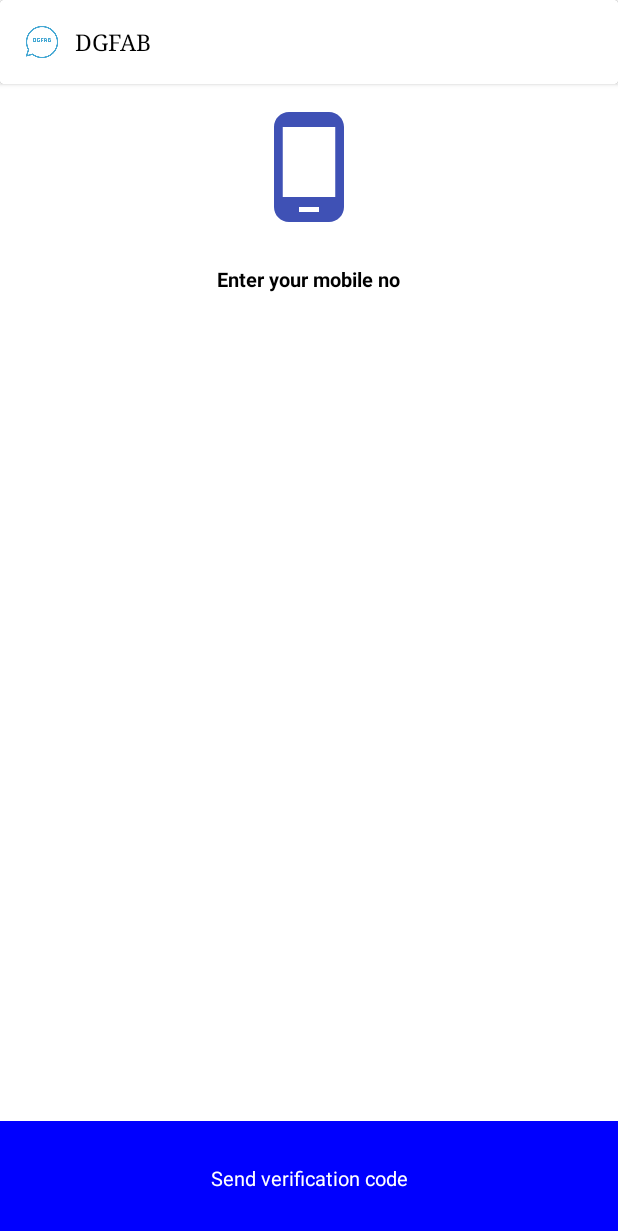
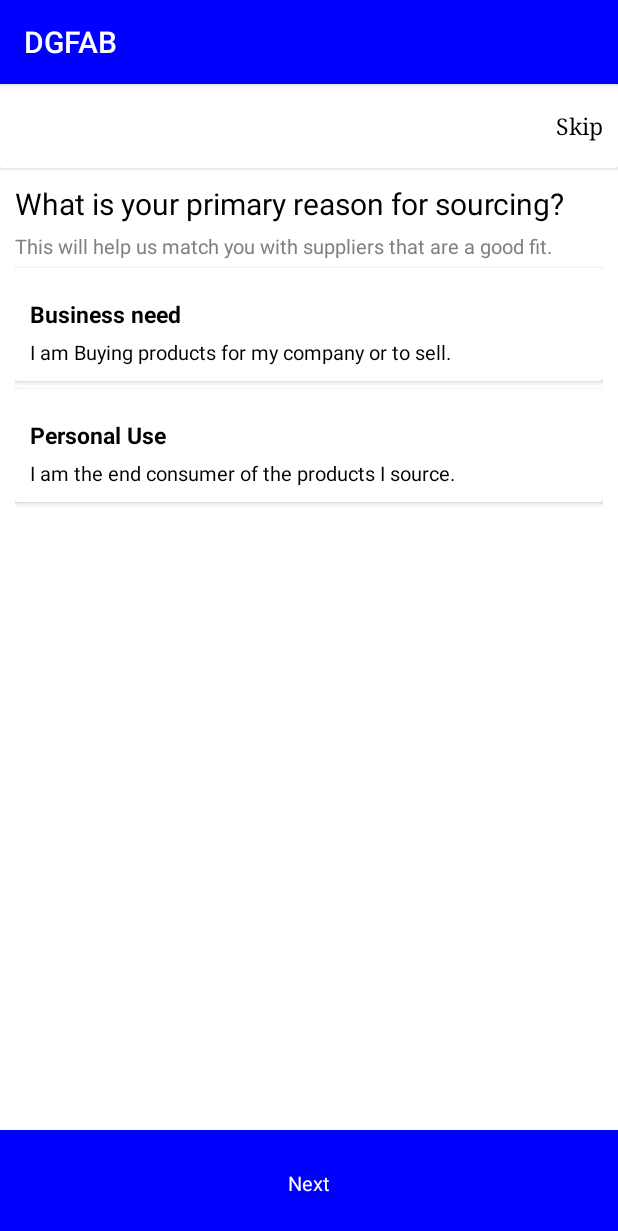
Before and after one commit to raghsahu/DGFAB_8july_New_Dynamic, an Android app: the PermissionActivity screen opened directly, with no data from a screen before it, after a tap on "Allow/Deny", on a phone screen of 412 x 824 dp. Shown: the top 1231 px of the screen. Run offline under Robolectric (Android 15) with nearby library versions, the phone set to English and light mode, and no system bars.

Commit message:
by rrrr dgfab

```diff
--- a/app/src/main/java/com/example/dgfab/Activity/LoginActivity.java
+++ b/app/src/main/java/com/example/dgfab/Activity/LoginActivity.java
@@ -2,14 +2,33 @@ package com.example.dgfab.Activity;
 
 import android.support.v7.app.AppCompatActivity;
 import android.os.Bundle;
+import android.view.View;
+import android.widget.TextView;
 
 import com.example.dgfab.R;
 
 public class LoginActivity extends AppCompatActivity {
 
+    TextView tv_optcode;
+
+
     @Override
     protected void onCreate(Bundle savedInstanceState) {
         super.onCreate(savedInstanceState);
         setContentView(R.layout.activity_login);
+
+        tv_optcode=findViewById(R.id.tv_optcode);
+
+        tv_optcode.setOnClickListener(new View.OnClickListener() {
+            @Override
+            public void onClick(View v) {
+
+
+
+
+            }
+        });
+
+
     }
 }
--- a/app/src/main/java/com/example/dgfab/Activity/PermissionActivity.java
+++ b/app/src/main/java/com/example/dgfab/Activity/PermissionActivity.java
@@ -36,7 +36,7 @@ public class PermissionActivity extends AppCompatActivity {
                 }
 
 
-                Intent in = new Intent(PermissionActivity.this, LoginActivity.class);
+                Intent in = new Intent(PermissionActivity.this, Use_reason_Activity.class);
                 startActivity(in);
                 finish();
                 overridePendingTransition(R.anim.anim_slide_in_left,
--- /dev/null
+++ b/app/src/main/java/com/example/dgfab/Activity/Use_reason_Activity.java
@@ -0,0 +1,38 @@
+package com.example.dgfab.Activity;
+
+import android.content.Intent;
+import android.support.v7.app.AppCompatActivity;
+import android.os.Bundle;
+import android.view.View;
+import android.widget.TextView;
+
+import com.example.dgfab.R;
+
+public class Use_reason_Activity extends AppCompatActivity {
+    TextView allow_reason;
+
+
+
+    @Override
+    protected void onCreate(Bundle savedInstanceState) {
+        super.onCreate(savedInstanceState);
+        setContentView(R.layout.activity_use_reason_);
+
+        allow_reason=findViewById(R.id.allow_reason);
+
+        allow_reason.setOnClickListener(new View.OnClickListener() {
+            @Override
+            public void onClick(View v) {
+
+                Intent in = new Intent(Use_reason_Activity.this, LoginActivity.class);
+                startActivity(in);
+                finish();
+                overridePendingTransition(R.anim.anim_slide_in_left,
+                        R.anim.anim_slide_out_left);
+
+
+            }
+        });
+
+    }
+}
--- a/app/src/main/res/layout/activity_login.xml
+++ b/app/src/main/res/layout/activity_login.xml
@@ -89,10 +89,42 @@
             android:layout_marginRight="25dp"
             android:layout_marginTop="5dp"
             android:gravity="center"
-            android:text=""
+            android:text="@string/login_mobile_number"
             android:textAlignment="center"
             android:textColor="@color/colorTextBlack"
             android:textSize="13dp" />
+
+
+
+        <LinearLayout
+            android:layout_width="match_parent"
+            android:layout_height="wrap_content"
+            android:layout_marginLeft="15dp"
+            android:layout_marginRight="15dp"
+            android:layout_marginTop="20dp"
+            android:orientation="vertical">
+
+            <TextView
+                android:layout_width="wrap_content"
+                android:layout_height="wrap_content"
+                android:text="Mobile no"
+                android:textColor="#535151"
+                android:textSize="11dp" />
+
+
+            <EditText
+
+                android:id="@+id/txtmobile"
+                android:layout_width="match_parent"
+                android:layout_height="wrap_content"
+                android:inputType="number"
+                android:maxLength="13"
+                android:textColor="@color/colorTextBlack" />
+
+
+        </LinearLayout>
+
+
 
     </LinearLayout>
 
@@ -109,7 +141,7 @@
         android:visibility="visible">
 
         <TextView
-            android:id="@+id/tvSkip"
+            android:id="@+id/tv_optcode"
             android:layout_width="match_parent"
             android:layout_height="40dp"
             android:layout_gravity="center"
--- /dev/null
+++ b/app/src/main/res/layout/activity_use_reason_.xml
@@ -0,0 +1,208 @@
+<?xml version="1.0" encoding="utf-8"?>
+<LinearLayout xmlns:android="http://schemas.android.com/apk/res/android"
+    xmlns:tools="http://schemas.android.com/tools"
+    android:id="@+id/activity_foster"
+    android:layout_width="match_parent"
+    android:layout_height="match_parent"
+    android:orientation="vertical"
+    android:background="@color/colorWhite"
+    android:fitsSystemWindows="true"
+    >
+
+    <android.support.v7.widget.CardView
+        android:id="@+id/card_toolbar"
+        android:layout_width="match_parent"
+        android:layout_height="wrap_content"
+        android:elevation="2dp">
+
+        <android.support.v7.widget.Toolbar xmlns:android="http://schemas.android.com/apk/res/android"
+            xmlns:app="http://schemas.android.com/apk/res-auto"
+            android:id="@+id/toolbar_post"
+            android:layout_width="match_parent"
+            android:layout_height="wrap_content"
+            android:background="@color/colorWhite"
+            android:fitsSystemWindows="true">
+
+            <!--<ImageView-->
+                <!--android:id="@+id/imageView"-->
+                <!--android:layout_width="24dp"-->
+                <!--android:layout_height="24dp"-->
+                <!--android:scaleType="fitXY"-->
+                <!--android:src="@drawable/logo"-->
+                <!--/>-->
+
+            <TextView
+                android:padding="10dp"
+                android:layout_width="match_parent"
+                android:layout_height="wrap_content"
+                android:text="@string/skip"
+                android:textAlignment="textEnd"
+                android:textColor="@color/colorTextBlack"
+                android:textSize="15dp"
+                android:textStyle="normal"
+                android:typeface="serif" />
+
+        </android.support.v7.widget.Toolbar>
+    </android.support.v7.widget.CardView>
+
+
+    <LinearLayout
+        android:id="@+id/llInfo"
+        android:weightSum="1"
+        android:layout_width="match_parent"
+        android:layout_height="match_parent"
+        android:orientation="vertical">
+
+        <LinearLayout
+            android:layout_weight="0.1"
+            android:layout_width="match_parent"
+            android:layout_height="match_parent"
+            android:orientation="vertical">
+
+            <LinearLayout
+                android:layout_width="match_parent"
+                android:layout_height="match_parent"
+                android:layout_margin="10dp"
+                android:orientation="vertical">
+
+                <TextView
+                    android:id="@+id/ctvText"
+                    android:layout_width="wrap_content"
+                    android:layout_height="wrap_content"
+                    android:text="@string/primary_reason"
+                    android:textStyle="normal"
+                    android:textColor="@color/colorTextBlack"
+                    android:textSize="20dp" />
+
+                <TextView
+                    android:text="@string/primary_reason_details"
+                    android:gravity="left"
+                    android:textSize="13dp"
+                    android:textColor="@color/gray"
+                    android:layout_marginTop="5dp"
+                    android:layout_width="match_parent"
+                    android:layout_height="wrap_content" />
+
+
+            <android.support.v7.widget.CardView
+                android:layout_marginTop="5dp"
+                android:padding="5dp"
+                android:layout_width="match_parent"
+                android:layout_height="wrap_content">
+
+                <LinearLayout
+
+                    android:layout_margin="10dp"
+                    android:orientation="vertical"
+                    android:layout_width="match_parent"
+                    android:layout_height="wrap_content">
+
+                    <LinearLayout
+                        android:weightSum="1"
+                        android:orientation="horizontal"
+                        android:layout_width="match_parent"
+                        android:layout_height="wrap_content">
+                        <TextView
+                            android:layout_weight="0.5"
+                            android:text="Business need"
+                            android:drawablePadding="5dp"
+                            android:gravity="left|center"
+                            android:textSize="15dp"
+                            android:textColor="#000"
+                            android:textStyle="bold"
+                            android:layout_marginTop="10dp"
+                            android:layout_width="match_parent"
+                            android:layout_height="wrap_content" />
+
+
+                    </LinearLayout>
+
+                    <TextView
+                        android:text="@string/business_need"
+                        android:gravity="left"
+                        android:textSize="13dp"
+                        android:textColor="#000"
+                        android:layout_marginTop="5dp"
+                        android:layout_width="match_parent"
+                        android:layout_height="wrap_content" />
+                </LinearLayout>
+
+            </android.support.v7.widget.CardView>
+
+                <android.support.v7.widget.CardView
+                    android:layout_marginTop="5dp"
+                    android:padding="5dp"
+                    android:layout_width="match_parent"
+                    android:layout_height="wrap_content">
+
+                <LinearLayout
+
+                    android:layout_margin="10dp"
+                    android:orientation="vertical"
+                    android:layout_width="match_parent"
+                    android:layout_height="wrap_content">
+
+                    <LinearLayout
+                        android:weightSum="1"
+                        android:orientation="horizontal"
+                        android:layout_width="match_parent"
+                        android:layout_height="wrap_content">
+                        <TextView
+                            android:layout_weight="0.5"
+                            android:text="Personal Use"
+                            android:drawablePadding="5dp"
+                            android:gravity="left|center"
+                            android:textSize="15dp"
+                            android:textColor="#000"
+                            android:textStyle="bold"
+                            android:layout_marginTop="10dp"
+                            android:layout_width="match_parent"
+                            android:layout_height="wrap_content" />
+
+
+                    </LinearLayout>
+
+                    <TextView
+                        android:text="@string/personal_use"
+                        android:gravity="left"
+                        android:textSize="13dp"
+                        android:textColor="#000"
+                        android:layout_marginTop="5dp"
+                        android:layout_width="match_parent"
+                        android:layout_height="wrap_content" />
+                </LinearLayout>
+
+                </android.support.v7.widget.CardView>
+
+            </LinearLayout>
+        </LinearLayout>
+
+        <LinearLayout
+            android:layout_weight="0.9"
+            android:id="@+id/llSkip"
+            android:layout_width="match_parent"
+            android:layout_height="match_parent"
+            android:layout_alignParentBottom="true"
+            android:background="@color/colorPrimary"
+            android:clickable="false"
+            android:visibility="visible">
+
+            <TextView
+                android:id="@+id/allow_reason"
+                android:layout_width="match_parent"
+                android:layout_height="40dp"
+                android:layout_gravity="center"
+                android:gravity="center"
+                android:text="@string/next"
+                android:textColor="@color/colorWhite"
+                android:textSize="13dp"
+                android:visibility="visible" />
+
+
+        </LinearLayout>
+
+    </LinearLayout>
+
+
+
+</LinearLayout>
--- a/app/src/main/res/values/strings.xml
+++ b/app/src/main/res/values/strings.xml
@@ -9,6 +9,8 @@
     <string name="msg_dialog">Are you sure want to close Matrimony?</string>
     <string name="yes_dialog">Yes!</string>
     <string name="no_dialog">No</string>
+    <string name="next">Next</string>
+    <string name="skip">Skip</string>
     <!--text app intro screen -->
     <string name="first_intro">DGFAB with Business</string>
     <string name="second_intro">Manage &amp; promote your product catalogue</string>
@@ -26,6 +28,11 @@
     <string name="permission_storage">We will use this to store your product images and other photos</string>
     <string name="login_send">Send verification code</string>
     <string name="login_mobile_text">Enter your mobile no</string>
+    <string name="login_mobile_number">We will send a 6 digit verification \n code to this mobile number</string>
+    <string name="primary_reason">What is your primary reason for sourcing?</string>
+    <string name="primary_reason_details">This will help us match you with suppliers that are a good fit.</string>
+    <string name="business_need">I am  Buying products for my company or to sell.</string>
+    <string name="personal_use">I am the end consumer of the products I source.</string>
 
 
     <!--text app intro screen -->
```
Also changed, not shown: app/src/main/AndroidManifest.xml (+11 -4 lines).
